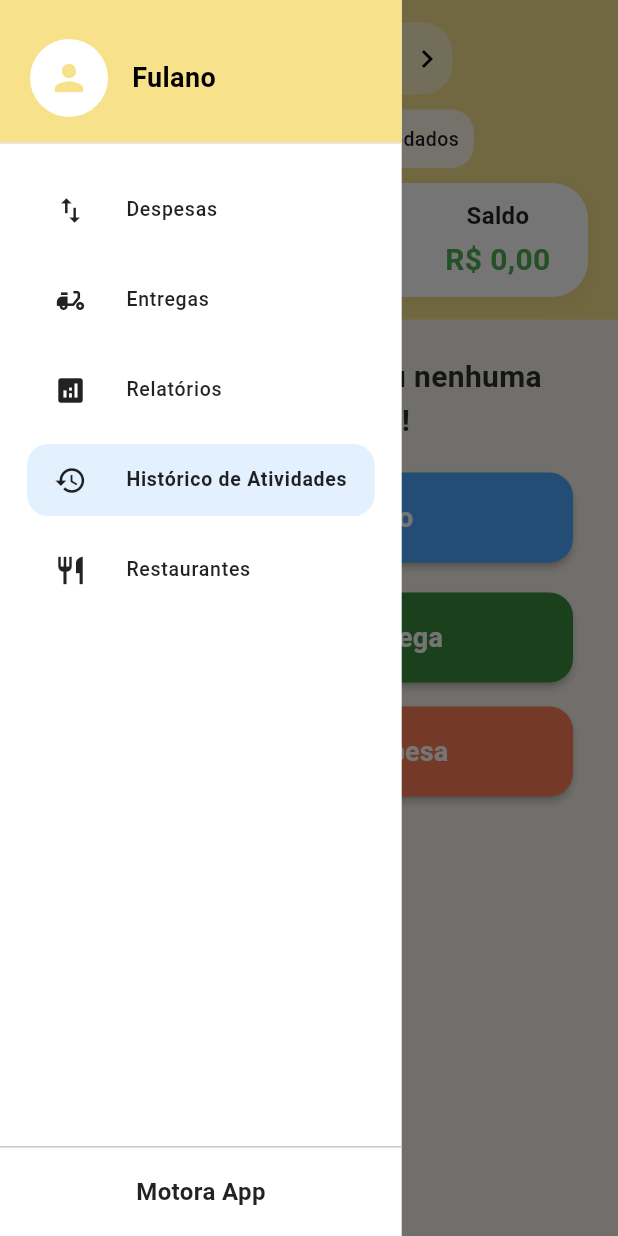
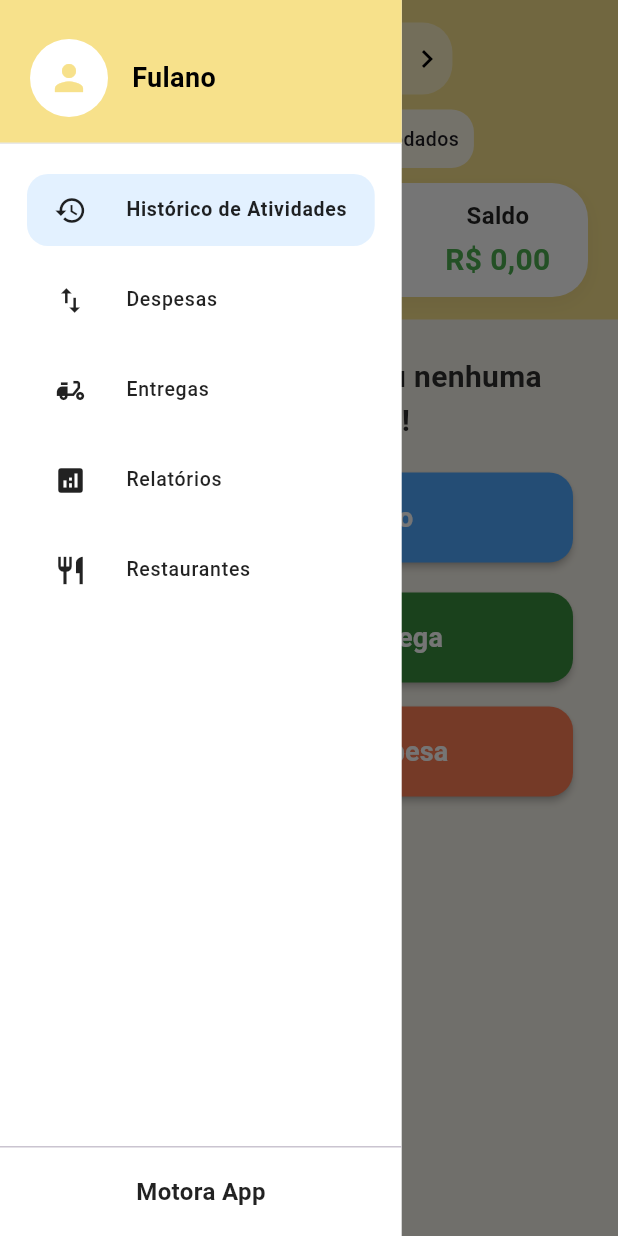
Before and after one commit to App-Motora/motora_app, a Flutter app: the HomePage screen opened by its route, with the side drawer open, on a phone screen of 412 x 824 dp. Run offline on Flutter 3.47's test engine with Material 3 defaults, Android fonts, the phone set to English and light mode, and no system bars; our stand-ins replace firebase_auth, firebase_core; accounts and stored records are empty; generated files the repository leaves out were written again.

Commit message:
Criação da tela de histórico de entregas.
Co-authored-by: Copilot <copilot@github.com>

```diff
--- a/lib/app.dart
+++ b/lib/app.dart
@@ -1,4 +1,5 @@
 import 'package:flutter/material.dart';
+import 'package:motora_app/deliveries_history_page.dart';
 import 'package:motora_app/home_page.dart';
 import 'package:motora_app/login_page.dart';
 import 'package:motora_app/registro_page.dart';
@@ -15,14 +16,14 @@ class App extends StatelessWidget {
           border: OutlineInputBorder(),
           focusedBorder: OutlineInputBorder(
             borderSide: BorderSide(color: Colors.grey.shade600),
-          )
+          ),
         ),
         textSelectionTheme: TextSelectionThemeData(
           cursorColor: Colors.orange,
           selectionHandleColor: Color(0xFF4FA8FF),
           selectionColor: Colors.orange.withValues(alpha: 0.3),
         ),
-        disabledColor: Colors.grey.shade300
+        disabledColor: Colors.grey.shade300,
       ),
 
       initialRoute: '/login',
@@ -30,6 +31,7 @@ class App extends StatelessWidget {
         '/login': (context) => const LoginPage(),
         '/registro': (context) => const RegistroPage(),
         '/home': (context) => const HomePage(),
+        '/deliveries_history': (context) => const DeliveriesHistoryPage(),
       },
     );
   }
--- a/lib/components/menu.dart
+++ b/lib/components/menu.dart
@@ -2,13 +2,9 @@ import 'package:flutter/material.dart';
 
 class Menu extends StatefulWidget {
   final int selectedIndex;
-  // final ValueChanged<int>? onItemSelected;
+  final ValueChanged<int>? onItemSelected;
 
-  const Menu({
-    super.key,
-    this.selectedIndex = 0,
-    // this.onItemSelected,
-  });
+  const Menu({super.key, this.selectedIndex = 0, this.onItemSelected});
 
   @override
   State<Menu> createState() => _MenuState();
@@ -32,11 +28,11 @@ class _MenuState extends State<Menu> {
   }
 
   final List<_MenuItemData> _items = const [
-    _MenuItemData(Icons.swap_vert, 'Despesas'),
-    _MenuItemData(Icons.delivery_dining, 'Entregas'),
-    _MenuItemData(Icons.analytics, 'Relatórios'),
-    _MenuItemData(Icons.history, 'Histórico de Atividades'),
-    _MenuItemData(Icons.restaurant, 'Restaurantes'),
+    _MenuItemData(Icons.history, 'Histórico de Atividades', '/home'),
+    _MenuItemData(Icons.swap_vert, 'Despesas', null),
+    _MenuItemData(Icons.delivery_dining, 'Entregas', '/deliveries_history'),
+    _MenuItemData(Icons.analytics, 'Relatórios', null),
+    _MenuItemData(Icons.restaurant, 'Restaurantes', null),
   ];
 
   @override
@@ -146,7 +142,11 @@ class _MenuState extends State<Menu> {
             setState(() {
               _selectedIndex = index;
             });
-            // widget.onItemSelected?.call(index);
+            if (widget.onItemSelected != null) {
+              widget.onItemSelected?.call(index);
+            } else {
+              _navigateToRoute(index, context);
+            }
           },
         ),
       ),
@@ -157,6 +157,20 @@ class _MenuState extends State<Menu> {
 class _MenuItemData {
   final IconData icon;
   final String title;
+  final String? routeName;
 
-  const _MenuItemData(this.icon, this.title);
+  const _MenuItemData(this.icon, this.title, this.routeName);
 }
+
+extension on _MenuState {
+  void _navigateToRoute(int index, BuildContext context) {
+    final route = _items[index].routeName;
+    if (route == null) return;
+
+    final currentRoute = ModalRoute.of(context)?.settings.name;
+    Navigator.of(context).pop();
+    if (currentRoute != route) {
+      Navigator.of(context).pushReplacementNamed(route);
+    }
+  }
+}
--- a/lib/home_page.dart
+++ b/lib/home_page.dart
@@ -15,7 +15,7 @@ class HomePage extends StatefulWidget {
 
 class _HomePageState extends State<HomePage> {
   List activities = [];
-  int _activeMenuIndex = 3;
+  int _activeMenuIndex = 0;
   final GlobalKey<ScaffoldState> _scaffoldKey = GlobalKey<ScaffoldState>();
 
   @override
@@ -26,13 +26,6 @@ class _HomePageState extends State<HomePage> {
       backgroundColor: const Color(0xFFF5F2E9),
       drawer: Menu(
         selectedIndex: _activeMenuIndex,
-        // onItemSelected: (index) {
-        //   setState(() {
-        //     _activeMenuIndex = index;
-        //   });
-        //   Navigator.of(context).pop();
-        //   // TODO: navegue para a tela correspondente aqui.
-        // },
       ),
       body: SafeArea(
         child: Stack(
```
Also changed, not shown: lib/deliveries_history_page.dart (added, +174 -0 lines).
